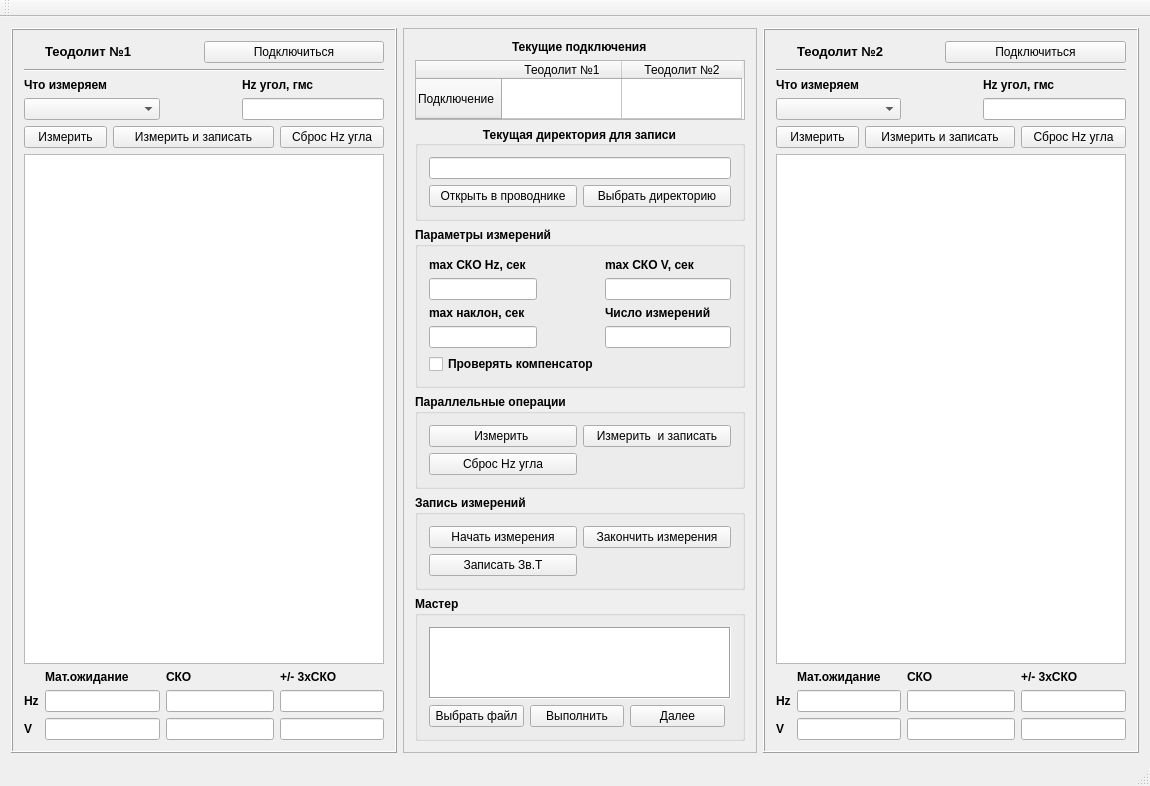
First picture: the form in mainwindow.ui, repository H4KC3R/theodolite, before the edit.
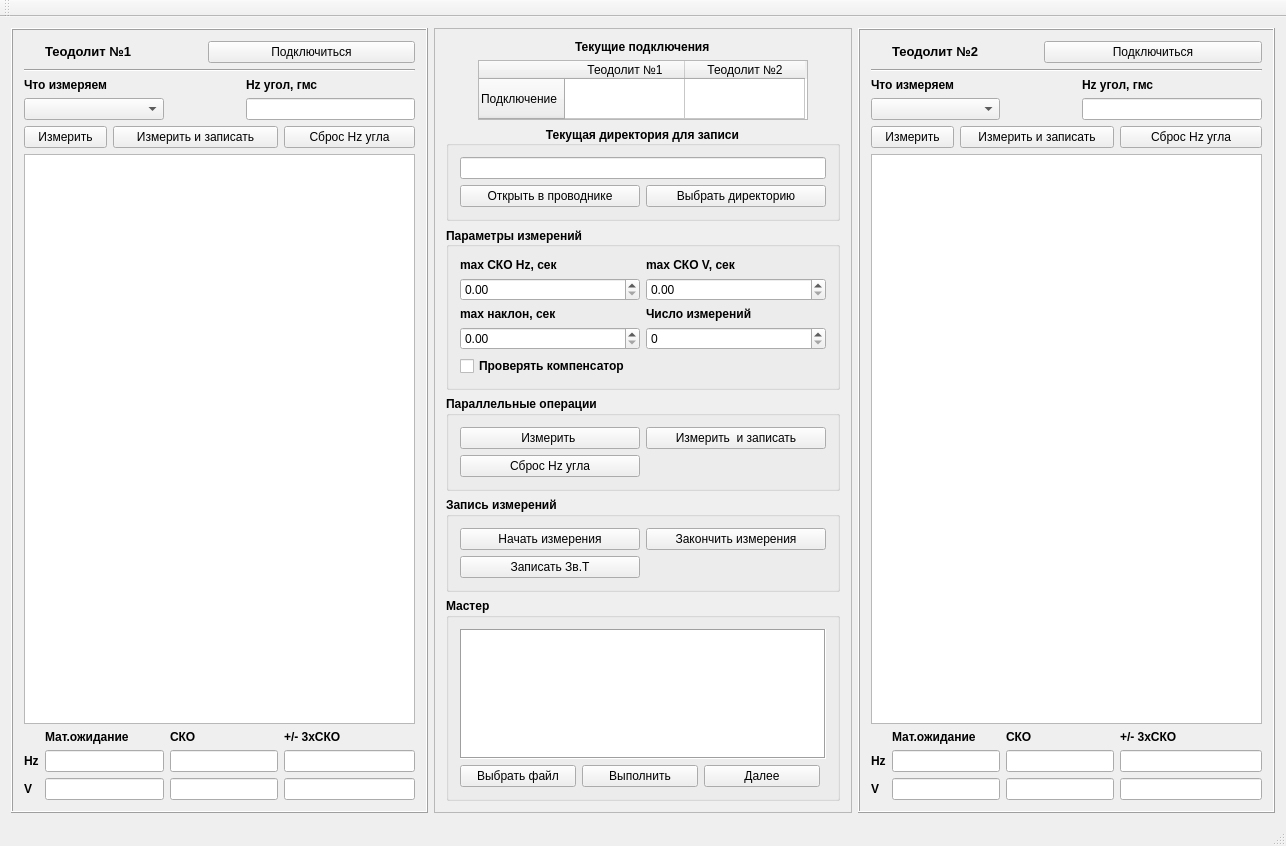
Second picture: the form after the edit. Custom widgets are drawn as their Qt base class.

Commit message: lineEdit заменены на SpinBox, исправлено неправильное растяжение интерфейса

The edit to the form file:
```diff
--- a/mainwindow.ui
+++ b/mainwindow.ui
@@ -6,8 +6,8 @@
    <rect>
     <x>0</x>
     <y>0</y>
-    <width>1150</width>
-    <height>720</height>
+    <width>1286</width>
+    <height>846</height>
    </rect>
   </property>
   <property name="sizePolicy">
@@ -16,6 +16,12 @@
     <verstretch>0</verstretch>
    </sizepolicy>
   </property>
+  <property name="minimumSize">
+   <size>
+    <width>1150</width>
+    <height>0</height>
+   </size>
+  </property>
   <property name="maximumSize">
    <size>
     <width>1286</width>
@@ -130,6 +136,12 @@
        </item>
        <item row="7" column="6">
         <widget class="QLineEdit" name="SKO3xHzLineEdit">
+         <property name="sizePolicy">
+          <sizepolicy hsizetype="Expanding" vsizetype="Fixed">
+           <horstretch>0</horstretch>
+           <verstretch>0</verstretch>
+          </sizepolicy>
+         </property>
          <property name="readOnly">
           <bool>true</bool>
          </property>
@@ -201,6 +213,12 @@
        </item>
        <item row="8" column="6">
         <widget class="QLineEdit" name="SKO3xVLineEdit">
+         <property name="sizePolicy">
+          <sizepolicy hsizetype="Expanding" vsizetype="Fixed">
+           <horstretch>0</horstretch>
+           <verstretch>0</verstretch>
+          </sizepolicy>
+         </property>
          <property name="readOnly">
           <bool>true</bool>
          </property>
@@ -209,7 +227,7 @@
        <item row="7" column="3" colspan="3">
         <widget class="QLineEdit" name="SKOHzLineEdit">
          <property name="sizePolicy">
-          <sizepolicy hsizetype="Fixed" vsizetype="Fixed">
+          <sizepolicy hsizetype="Expanding" vsizetype="Fixed">
            <horstretch>0</horstretch>
            <verstretch>0</verstretch>
           </sizepolicy>
@@ -347,6 +365,324 @@
        <enum>QFrame::Raised</enum>
       </property>
       <layout class="QGridLayout" name="gridLayout_4">
+       <item row="2" column="0">
+        <widget class="QGroupBox" name="groupBox_3">
+         <property name="font">
+          <font>
+           <weight>75</weight>
+           <bold>true</bold>
+          </font>
+         </property>
+         <property name="title">
+          <string>Текущая директория для записи</string>
+         </property>
+         <property name="alignment">
+          <set>Qt::AlignCenter</set>
+         </property>
+         <layout class="QGridLayout" name="gridLayout_5">
+          <item row="0" column="0" colspan="2">
+           <widget class="QLineEdit" name="directoryNameLineEdit">
+            <property name="font">
+             <font>
+              <weight>50</weight>
+              <bold>false</bold>
+             </font>
+            </property>
+            <property name="readOnly">
+             <bool>true</bool>
+            </property>
+           </widget>
+          </item>
+          <item row="1" column="0">
+           <widget class="QPushButton" name="openDirectoryButton">
+            <property name="font">
+             <font>
+              <weight>50</weight>
+              <bold>false</bold>
+             </font>
+            </property>
+            <property name="text">
+             <string>Открыть в проводнике</string>
+            </property>
+           </widget>
+          </item>
+          <item row="1" column="1">
+           <widget class="QPushButton" name="chooseDirectoryButton">
+            <property name="font">
+             <font>
+              <weight>50</weight>
+              <bold>false</bold>
+             </font>
+            </property>
+            <property name="text">
+             <string>Выбрать директорию</string>
+            </property>
+           </widget>
+          </item>
+         </layout>
+        </widget>
+       </item>
+       <item row="5" column="0">
+        <widget class="QGroupBox" name="groupBox">
+         <property name="font">
+          <font>
+           <weight>75</weight>
+           <bold>true</bold>
+          </font>
+         </property>
+         <property name="title">
+          <string>Параллельные операции</string>
+         </property>
+         <property name="flat">
+          <bool>false</bool>
+         </property>
+         <layout class="QGridLayout" name="gridLayout_7">
+          <item row="0" column="0">
+           <widget class="QPushButton" name="parallelMesPushButton">
+            <property name="sizePolicy">
+             <sizepolicy hsizetype="Preferred" vsizetype="Fixed">
+              <horstretch>0</horstretch>
+              <verstretch>0</verstretch>
+             </sizepolicy>
+            </property>
+            <property name="font">
+             <font>
+              <weight>50</weight>
+              <bold>false</bold>
+             </font>
+            </property>
+            <property name="text">
+             <string>Измерить </string>
+            </property>
+           </widget>
+          </item>
+          <item row="0" column="1">
+           <widget class="QPushButton" name="parallelMesAndSaveButton">
+            <property name="sizePolicy">
+             <sizepolicy hsizetype="Preferred" vsizetype="Fixed">
+              <horstretch>0</horstretch>
+              <verstretch>0</verstretch>
+             </sizepolicy>
+            </property>
+            <property name="font">
+             <font>
+              <weight>50</weight>
+              <bold>false</bold>
+             </font>
+            </property>
+            <property name="text">
+             <string>Измерить  и записать</string>
+            </property>
+           </widget>
+          </item>
+          <item row="1" column="0">
+           <widget class="QPushButton" name="parallelResetHzPushButton">
+            <property name="sizePolicy">
+             <sizepolicy hsizetype="Preferred" vsizetype="Fixed">
+              <horstretch>0</horstretch>
+              <verstretch>0</verstretch>
+             </sizepolicy>
+            </property>
+            <property name="font">
+             <font>
+              <weight>50</weight>
+              <bold>false</bold>
+             </font>
+            </property>
+            <property name="text">
+             <string>Сброс Hz угла</string>
+            </property>
+           </widget>
+          </item>
+         </layout>
+        </widget>
+       </item>
+       <item row="6" column="0">
+        <widget class="QGroupBox" name="groupBox_4">
+         <property name="font">
+          <font>
+           <weight>75</weight>
+           <bold>true</bold>
+          </font>
+         </property>
+         <property name="title">
+          <string>Запись измерений</string>
+         </property>
+         <layout class="QGridLayout" name="gridLayout_8">
+          <item row="0" column="0">
+           <widget class="QPushButton" name="startMeasuresButton">
+            <property name="sizePolicy">
+             <sizepolicy hsizetype="Preferred" vsizetype="Fixed">
+              <horstretch>0</horstretch>
+              <verstretch>0</verstretch>
+             </sizepolicy>
+            </property>
+            <property name="font">
+             <font>
+              <weight>50</weight>
+              <bold>false</bold>
+             </font>
+            </property>
+            <property name="text">
+             <string>Начать измерения</string>
+            </property>
+           </widget>
+          </item>
+          <item row="0" column="1">
+           <widget class="QPushButton" name="endMeasuresButton">
+            <property name="sizePolicy">
+             <sizepolicy hsizetype="Preferred" vsizetype="Fixed">
+              <horstretch>0</horstretch>
+              <verstretch>0</verstretch>
+             </sizepolicy>
+            </property>
+            <property name="font">
+             <font>
+              <weight>50</weight>
+              <bold>false</bold>
+             </font>
+            </property>
+            <property name="text">
+             <string>Закончить измерения</string>
+            </property>
+           </widget>
+          </item>
+          <item row="1" column="0">
+           <widget class="QPushButton" name="starThdButton">
+            <property name="sizePolicy">
+             <sizepolicy hsizetype="Preferred" vsizetype="Fixed">
+              <horstretch>0</horstretch>
+              <verstretch>0</verstretch>
+             </sizepolicy>
+            </property>
+            <property name="font">
+             <font>
+              <weight>50</weight>
+              <bold>false</bold>
+             </font>
+            </property>
+            <property name="text">
+             <string>Записать Зв.Т</string>
+            </property>
+           </widget>
+          </item>
+         </layout>
+        </widget>
+       </item>
+       <item row="7" column="0">
+        <widget class="QGroupBox" name="masterBox">
+         <property name="font">
+          <font>
+           <weight>75</weight>
+           <bold>true</bold>
+          </font>
+         </property>
+         <property name="title">
+          <string>Мастер</string>
+         </property>
+         <layout class="QGridLayout" name="gridLayout_9">
+          <item row="1" column="0">
+           <widget class="QPushButton" name="chooseFilePushButton">
+            <property name="sizePolicy">
+             <sizepolicy hsizetype="Expanding" vsizetype="Fixed">
+              <horstretch>0</horstretch>
+              <verstretch>0</verstretch>
+             </sizepolicy>
+            </property>
+            <property name="font">
+             <font>
+              <weight>50</weight>
+              <bold>false</bold>
+             </font>
+            </property>
+            <property name="text">
+             <string>Выбрать файл</string>
+            </property>
+           </widget>
+          </item>
+          <item row="1" column="1">
+           <widget class="QPushButton" name="performPushButton">
+            <property name="sizePolicy">
+             <sizepolicy hsizetype="Expanding" vsizetype="Fixed">
+              <horstretch>0</horstretch>
+              <verstretch>0</verstretch>
+             </sizepolicy>
+            </property>
+            <property name="font">
+             <font>
+              <weight>50</weight>
+              <bold>false</bold>
+             </font>
+            </property>
+            <property name="text">
+             <string>Выполнить</string>
+            </property>
+           </widget>
+          </item>
+          <item row="1" column="2">
+           <widget class="QPushButton" name="nextPushButton">
+            <property name="sizePolicy">
+             <sizepolicy hsizetype="Expanding" vsizetype="Fixed">
+              <horstretch>0</horstretch>
+              <verstretch>0</verstretch>
+             </sizepolicy>
+            </property>
+            <property name="font">
+             <font>
+              <weight>50</weight>
+              <bold>false</bold>
+             </font>
+            </property>
+            <property name="mouseTracking">
+             <bool>false</bool>
+            </property>
+            <property name="text">
+             <string>Далее</string>
+            </property>
+           </widget>
+          </item>
+          <item row="1" column="3">
+           <widget class="LED" name="led" native="true">
+            <property name="diameter" stdset="0">
+             <double>6.000000000000000</double>
+            </property>
+            <property name="color" stdset="0">
+             <color alpha="200">
+              <red>255</red>
+              <green>0</green>
+              <blue>0</blue>
+             </color>
+            </property>
+            <property name="state" stdset="0">
+             <bool>false</bool>
+            </property>
+            <property name="flashing" stdset="0">
+             <bool>false</bool>
+            </property>
+           </widget>
+          </item>
+          <item row="0" column="0" colspan="4">
+           <widget class="QPlainTextEdit" name="WizardTextEdit">
+            <property name="font">
+             <font>
+              <weight>50</weight>
+              <bold>false</bold>
+             </font>
+            </property>
+            <property name="frameShape">
+             <enum>QFrame::Box</enum>
+            </property>
+            <property name="lineWidth">
+             <number>1</number>
+            </property>
+            <property name="readOnly">
+             <bool>true</bool>
+            </property>
+           </widget>
+          </item>
+         </layout>
+        </widget>
+       </item>
        <item row="0" column="0" alignment="Qt::AlignHCenter">
         <widget class="QLabel" name="label_6">
          <property name="sizePolicy">
@@ -486,65 +822,17 @@
          </column>
         </widget>
        </item>
-       <item row="2" column="0">
-        <widget class="QGroupBox" name="groupBox_3">
-         <property name="font">
-          <font>
-           <weight>75</weight>
-           <bold>true</bold>
-          </font>
-         </property>
-         <property name="title">
-          <string>Текущая директория для записи</string>
-         </property>
-         <property name="alignment">
-          <set>Qt::AlignCenter</set>
-         </property>
-         <layout class="QGridLayout" name="gridLayout_5">
-          <item row="0" column="0" colspan="2">
-           <widget class="QLineEdit" name="directoryNameLineEdit">
-            <property name="font">
-             <font>
-              <weight>50</weight>
-              <bold>false</bold>
-             </font>
-            </property>
-            <property name="readOnly">
-             <bool>true</bool>
-            </property>
-           </widget>
-          </item>
-          <item row="1" column="0">
-           <widget class="QPushButton" name="openDirectoryButton">
-            <property name="font">
-             <font>
-              <weight>50</weight>
-              <bold>false</bold>
-             </font>
-            </property>
-            <property name="text">
-             <string>Открыть в проводнике</string>
-            </property>
-           </widget>
-          </item>
-          <item row="1" column="1">
-           <widget class="QPushButton" name="chooseDirectoryButton">
-            <property name="font">
-             <font>
-              <weight>50</weight>
-              <bold>false</bold>
-             </font>
-            </property>
-            <property name="text">
-             <string>Выбрать директорию</string>
-            </property>
-           </widget>
-          </item>
-         </layout>
-        </widget>
-       </item>
-       <item row="3" column="0">
+       <item row="4" column="0">
         <widget class="QGroupBox" name="groupBox_2">
+         <property name="enabled">
+          <bool>true</bool>
+         </property>
+         <property name="sizePolicy">
+          <sizepolicy hsizetype="Preferred" vsizetype="Preferred">
+           <horstretch>0</horstretch>
+           <verstretch>0</verstretch>
+          </sizepolicy>
+         </property>
          <property name="font">
           <font>
            <weight>75</weight>
@@ -554,23 +842,30 @@
          <property name="title">
           <string>Параметры измерений</string>
          </property>
+         <property name="alignment">
+          <set>Qt::AlignLeading|Qt::AlignLeft|Qt::AlignVCenter</set>
+         </property>
          <property name="flat">
           <bool>false</bool>
          </property>
-         <layout class="QFormLayout" name="formLayout">
-          <property name="sizeConstraint">
-           <enum>QLayout::SetDefaultConstraint</enum>
-          </property>
-          <property name="labelAlignment">
-           <set>Qt::AlignLeading|Qt::AlignLeft|Qt::AlignVCenter</set>
-          </property>
-          <property name="formAlignment">
-           <set>Qt::AlignLeading|Qt::AlignLeft|Qt::AlignVCenter</set>
-          </property>
+         <layout class="QGridLayout" name="gridLayout_6">
+          <item row="4" column="0">
+           <widget class="QCheckBox" name="checkCompensator">
+            <property name="sizePolicy">
+             <sizepolicy hsizetype="Minimum" vsizetype="Fixed">
+              <horstretch>0</horstretch>
+              <verstretch>0</verstretch>
+             </sizepolicy>
+            </property>
+            <property name="text">
+             <string>Проверять компенсатор</string>
+            </property>
+           </widget>
+          </item>
           <item row="0" column="0">
            <widget class="QLabel" name="label_11">
             <property name="sizePolicy">
-             <sizepolicy hsizetype="Preferred" vsizetype="Preferred">
+             <sizepolicy hsizetype="Minimum" vsizetype="Preferred">
               <horstretch>0</horstretch>
               <verstretch>0</verstretch>
              </sizepolicy>
@@ -586,55 +881,10 @@
             </property>
            </widget>
           </item>
-          <item row="0" column="1">
-           <widget class="QLabel" name="label_12">
-            <property name="font">
-             <font>
-              <weight>75</weight>
-              <bold>true</bold>
-             </font>
-            </property>
-            <property name="text">
-             <string>max СКО V, сек</string>
-            </property>
-           </widget>
-          </item>
-          <item row="1" column="0">
-           <widget class="QLineEdit" name="SKOHzLimitLineEdit">
-            <property name="sizePolicy">
-             <sizepolicy hsizetype="Expanding" vsizetype="Fixed">
-              <horstretch>0</horstretch>
-              <verstretch>0</verstretch>
-             </sizepolicy>
-            </property>
-            <property name="font">
-             <font>
-              <weight>50</weight>
-              <bold>false</bold>
-             </font>
-            </property>
-           </widget>
-          </item>
-          <item row="1" column="1">
-           <widget class="QLineEdit" name="SKOVLimitLineEdit">
-            <property name="sizePolicy">
-             <sizepolicy hsizetype="MinimumExpanding" vsizetype="Fixed">
-              <horstretch>0</horstretch>
-              <verstretch>0</verstretch>
-             </sizepolicy>
-            </property>
-            <property name="font">
-             <font>
-              <weight>50</weight>
-              <bold>false</bold>
-             </font>
-            </property>
-           </widget>
-          </item>
           <item row="2" column="0">
            <widget class="QLabel" name="label_22">
             <property name="sizePolicy">
-             <sizepolicy hsizetype="Preferred" vsizetype="Preferred">
+             <sizepolicy hsizetype="Minimum" vsizetype="Fixed">
               <horstretch>0</horstretch>
               <verstretch>0</verstretch>
              </sizepolicy>
@@ -650,8 +900,33 @@
             </property>
            </widget>
           </item>
-          <item row="2" column="1">
+          <item row="0" column="1">
+           <widget class="QLabel" name="label_12">
+            <property name="sizePolicy">
+             <sizepolicy hsizetype="Minimum" vsizetype="Preferred">
+              <horstretch>0</horstretch>
+              <verstretch>0</verstretch>
+             </sizepolicy>
+            </property>
+            <property name="font">
+             <font>
+              <weight>75</weight>
+              <bold>true</bold>
+             </font>
+            </property>
+            <property name="text">
+             <string>max СКО V, сек</string>
+            </property>
+           </widget>
+          </item>
+          <item row="2" column="1" alignment="Qt::AlignLeft">
            <widget class="QLabel" name="label_5">
+            <property name="sizePolicy">
+             <sizepolicy hsizetype="Minimum" vsizetype="Preferred">
+              <horstretch>0</horstretch>
+              <verstretch>0</verstretch>
+             </sizepolicy>
+            </property>
             <property name="font">
              <font>
               <weight>75</weight>
@@ -663,273 +938,55 @@
             </property>
            </widget>
           </item>
-          <item row="3" column="0">
-           <widget class="QLineEdit" name="IncliationSKOlineEdit">
-            <property name="sizePolicy">
-             <sizepolicy hsizetype="Expanding" vsizetype="Fixed">
-              <horstretch>0</horstretch>
-              <verstretch>0</verstretch>
-             </sizepolicy>
+          <item row="1" column="0">
+           <widget class="QDoubleSpinBox" name="SKOHzLimitSpinBox">
+            <property name="font">
+             <font>
+              <weight>50</weight>
+              <bold>false</bold>
+             </font>
             </property>
+            <property name="maximum">
+             <double>999.000000000000000</double>
+            </property>
+           </widget>
+          </item>
+          <item row="1" column="1">
+           <widget class="QDoubleSpinBox" name="SKOVLimitSpinBox">
             <property name="font">
              <font>
               <weight>50</weight>
               <bold>false</bold>
              </font>
             </property>
+            <property name="maximum">
+             <double>999.000000000000000</double>
+            </property>
            </widget>
           </item>
           <item row="3" column="1">
-           <widget class="QLineEdit" name="MesCountLineEdit">
-            <property name="sizePolicy">
-             <sizepolicy hsizetype="MinimumExpanding" vsizetype="Fixed">
-              <horstretch>0</horstretch>
-              <verstretch>0</verstretch>
-             </sizepolicy>
-            </property>
+           <widget class="QSpinBox" name="MesCountSpinBox">
             <property name="font">
              <font>
               <weight>50</weight>
               <bold>false</bold>
              </font>
             </property>
-           </widget>
-          </item>
-          <item row="4" column="0">
-           <widget class="QCheckBox" name="checkCompensator">
-            <property name="sizePolicy">
-             <sizepolicy hsizetype="Expanding" vsizetype="Fixed">
-              <horstretch>0</horstretch>
-              <verstretch>0</verstretch>
-             </sizepolicy>
+            <property name="maximum">
+             <number>999</number>
             </property>
-            <property name="text">
-             <string>Проверять компенсатор</string>
-            </property>
            </widget>
           </item>
-         </layout>
-        </widget>
-       </item>
-       <item row="4" column="0">
-        <widget class="QGroupBox" name="groupBox">
-         <property name="font">
-          <font>
-           <weight>75</weight>
-           <bold>true</bold>
-          </font>
-         </property>
-         <property name="title">
-          <string>Параллельные операции</string>
-         </property>
-         <property name="flat">
-          <bool>false</bool>
-         </property>
-         <layout class="QGridLayout" name="gridLayout_7">
-          <item row="0" column="0">
-           <widget class="QPushButton" name="parallelMesPushButton">
+          <item row="3" column="0">
+           <widget class="QDoubleSpinBox" name="IncliationSKOSpinBox">
             <property name="font">
              <font>
               <weight>50</weight>
               <bold>false</bold>
              </font>
             </property>
-            <property name="text">
-             <string>Измерить </string>
-            </property>
-           </widget>
-          </item>
-          <item row="0" column="1">
-           <widget class="QPushButton" name="parallelMesAndSaveButton">
-            <property name="font">
-             <font>
-              <weight>50</weight>
-              <bold>false</bold>
-             </font>
-            </property>
-            <property name="text">
-             <string>Измерить  и записать</string>
-            </property>
-           </widget>
-          </item>
-          <item row="1" column="0">
-           <widget class="QPushButton" name="parallelResetHzPushButton">
-            <property name="font">
-             <font>
-              <weight>50</weight>
-              <bold>false</bold>
-             </font>
-            </property>
-            <property name="text">
-             <string>Сброс Hz угла</string>
-            </property>
-           </widget>
-          </item>
-         </layout>
-        </widget>
-       </item>
-       <item row="5" column="0">
-        <widget class="QGroupBox" name="groupBox_4">
-         <property name="font">
-          <font>
-           <weight>75</weight>
-           <bold>true</bold>
-          </font>
-         </property>
-         <property name="title">
-          <string>Запись измерений</string>
-         </property>
-         <layout class="QGridLayout" name="gridLayout_8">
-          <item row="0" column="0">
-           <widget class="QPushButton" name="startMeasuresButton">
-            <property name="font">
-             <font>
-              <weight>50</weight>
-              <bold>false</bold>
-             </font>
-            </property>
-            <property name="text">
-             <string>Начать измерения</string>
-            </property>
-           </widget>
-          </item>
-          <item row="0" column="1">
-           <widget class="QPushButton" name="endMeasuresButton">
-            <property name="font">
-             <font>
-              <weight>50</weight>
-              <bold>false</bold>
-             </font>
-            </property>
-            <property name="text">
-             <string>Закончить измерения</string>
-            </property>
-           </widget>
-          </item>
-          <item row="1" column="0">
-           <widget class="QPushButton" name="starThdButton">
-            <property name="font">
-             <font>
-              <weight>50</weight>
-              <bold>false</bold>
-             </font>
-            </property>
-            <property name="text">
-             <string>Записать Зв.Т</string>
-            </property>
-           </widget>
-          </item>
-         </layout>
-        </widget>
-       </item>
-       <item row="6" column="0">
-        <widget class="QGroupBox" name="masterBox">
-         <property name="font">
-          <font>
-           <weight>75</weight>
-           <bold>true</bold>
-          </font>
-         </property>
-         <property name="title">
-          <string>Мастер</string>
-         </property>
-         <layout class="QGridLayout" name="gridLayout_9">
-          <item row="1" column="0">
-           <widget class="QPushButton" name="chooseFilePushButton">
-            <property name="sizePolicy">
-             <sizepolicy hsizetype="Expanding" vsizetype="Fixed">
-              <horstretch>0</horstretch>
-              <verstretch>0</verstretch>
-             </sizepolicy>
-            </property>
-            <property name="font">
-             <font>
-              <weight>50</weight>
-              <bold>false</bold>
-             </font>
-            </property>
-            <property name="text">
-             <string>Выбрать файл</string>
-            </property>
-           </widget>
-          </item>
-          <item row="1" column="1">
-           <widget class="QPushButton" name="performPushButton">
-            <property name="sizePolicy">
-             <sizepolicy hsizetype="Expanding" vsizetype="Fixed">
-              <horstretch>0</horstretch>
-              <verstretch>0</verstretch>
-             </sizepolicy>
-            </property>
-            <property name="font">
-             <font>
-              <weight>50</weight>
-              <bold>false</bold>
-             </font>
-            </property>
-            <property name="text">
-             <string>Выполнить</string>
-            </property>
-           </widget>
-          </item>
-          <item row="1" column="2">
-           <widget class="QPushButton" name="nextPushButton">
-            <property name="sizePolicy">
-             <sizepolicy hsizetype="Expanding" vsizetype="Fixed">
-              <horstretch>0</horstretch>
-              <verstretch>0</verstretch>
-             </sizepolicy>
-            </property>
-            <property name="font">
-             <font>
-              <weight>50</weight>
-              <bold>false</bold>
-             </font>
-            </property>
-            <property name="mouseTracking">
-             <bool>false</bool>
-            </property>
-            <property name="text">
-             <string>Далее</string>
-            </property>
-           </widget>
-          </item>
-          <item row="1" column="3">
-           <widget class="LED" name="led">
-            <property name="diameter">
-             <double>6.000000000000000</double>
-            </property>
-            <property name="color">
-             <color alpha="200">
-              <red>255</red>
-              <green>0</green>
-              <blue>0</blue>
-             </color>
-            </property>
-            <property name="state">
-             <bool>false</bool>
-            </property>
-            <property name="flashing">
-             <bool>false</bool>
-            </property>
-           </widget>
-          </item>
-          <item row="0" column="0" colspan="4">
-           <widget class="QPlainTextEdit" name="WizardTextEdit">
-            <property name="font">
-             <font>
-              <weight>50</weight>
-              <bold>false</bold>
-             </font>
-            </property>
-            <property name="frameShape">
-             <enum>QFrame::Box</enum>
-            </property>
-            <property name="lineWidth">
-             <number>1</number>
-            </property>
-            <property name="readOnly">
-             <bool>true</bool>
+            <property name="maximum">
+             <double>999.000000000000000</double>
             </property>
            </widget>
           </item>
@@ -1147,7 +1204,7 @@
        <item row="7" column="3" colspan="3">
         <widget class="QLineEdit" name="SKOHzLineEdit_2">
          <property name="sizePolicy">
-          <sizepolicy hsizetype="Fixed" vsizetype="Fixed">
+          <sizepolicy hsizetype="Expanding" vsizetype="Fixed">
            <horstretch>0</horstretch>
            <verstretch>0</verstretch>
           </sizepolicy>
```
Left out of the diff: 2 changed lines with no effect on the pictures. The commit also changes 3 other files.
